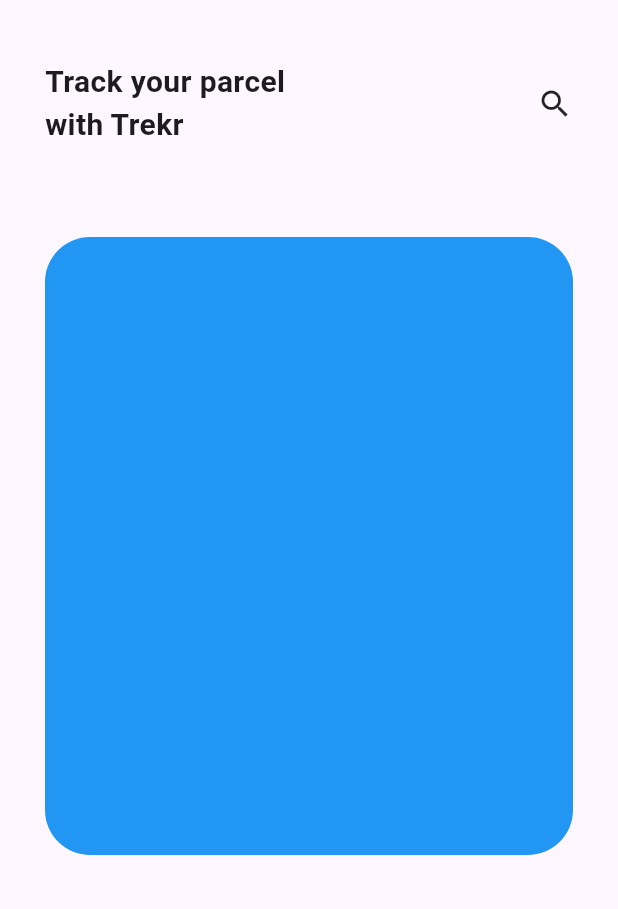
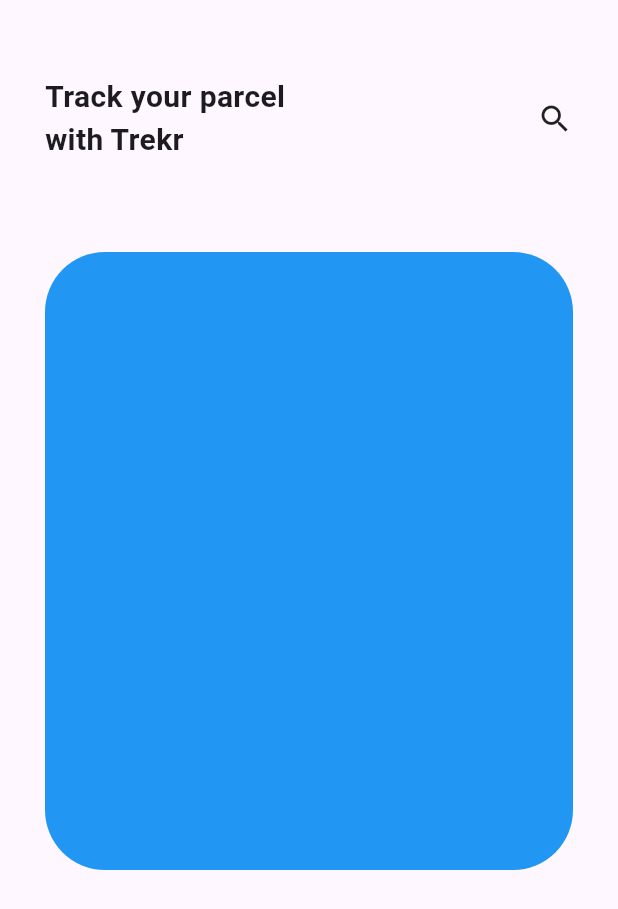
Before and after one commit to tinashemahwenda/trekr, a Flutter app: the TrekrProduct screen opened directly, on a phone screen of 412 x 824 dp. Shown: the top 909 px of the screen. Run offline on Flutter 3.47's test engine with Material 3 defaults, Android fonts, the phone set to English and light mode, and no system bars.

Commit message:
added const keyword

```diff
--- a/lib/screens/trekr_product.dart
+++ b/lib/screens/trekr_product.dart
@@ -11,7 +11,7 @@ class TrekrProduct extends StatelessWidget {
         body: SafeArea(
       child: Padding(
         padding: const EdgeInsets.symmetric(
-          vertical: 40.0,
+          vertical: 50.0,
           horizontal: 30.0,
         ),
         child: Column(
@@ -19,7 +19,7 @@ class TrekrProduct extends StatelessWidget {
             Row(
               mainAxisAlignment: MainAxisAlignment.spaceBetween,
               children: [
-                Text(
+                const Text(
                   'Track your parcel \nwith Trekr',
                   style: TextStyle(
                     fontWeight: FontWeight.bold,
@@ -30,11 +30,11 @@ class TrekrProduct extends StatelessWidget {
                   onTap: () {
                     Navigator.pop(context);
                   },
-                  child: Icon(Icons.search),
+                  child: const Icon(Icons.search),
                 ),
               ],
             ),
-            SizedBox(
+            const SizedBox(
               height: 60,
             ),
             Container(
@@ -42,7 +42,7 @@ class TrekrProduct extends StatelessWidget {
               height: height / 2,
               decoration: BoxDecoration(
                 color: Colors.blue,
-                borderRadius: BorderRadius.circular(30),
+                borderRadius: BorderRadius.circular(40),
               ),
             )
           ],
```
